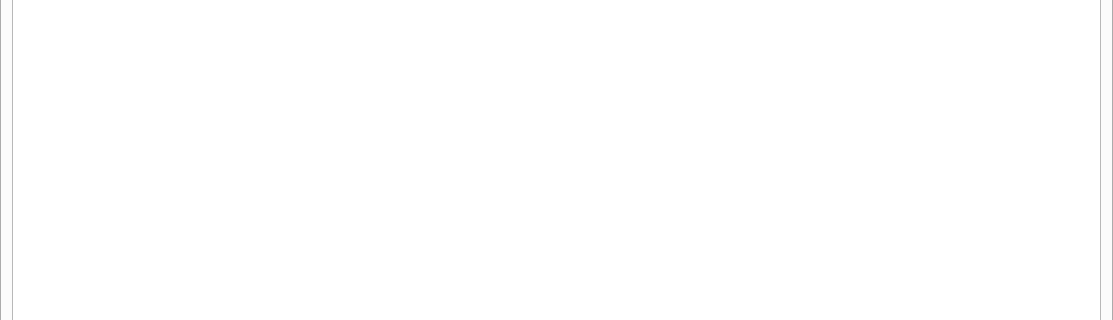
Before: the Qt Designer form src/huggle_ui/reportuser.ui in huggle/huggle3-qt-lx, drawn with Qt 5; both pictures show x 0 to 1113 and y 179 to 499 of the 1113 by 673 pixel window.
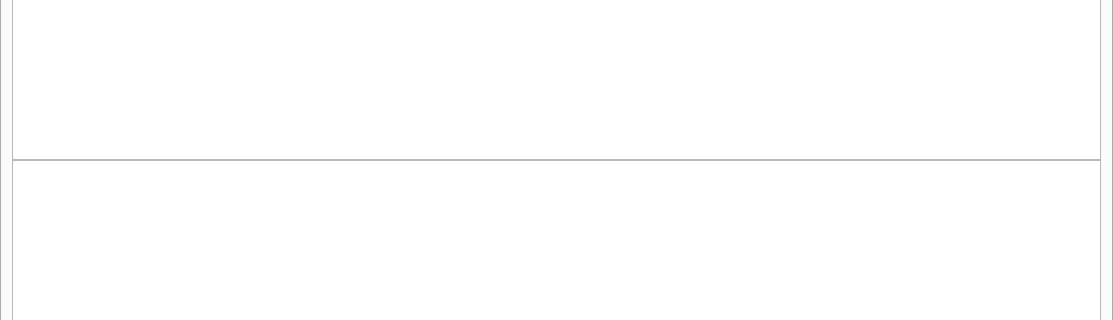
After: the same form once the commit is applied.

Commit message:
report user form
fixed invalid reference to buttons to check report / block status

```diff
--- a/src/huggle_ui/reportuser.ui
+++ b/src/huggle_ui/reportuser.ui
@@ -90,6 +90,9 @@
          </property>
         </widget>
        </item>
+       <item>
+        <widget class="QTableView" name="tableView"/>
+       </item>
       </layout>
      </widget>
      <widget class="QWidget" name="tab_2">
```
The commit also changes 2 other files.
